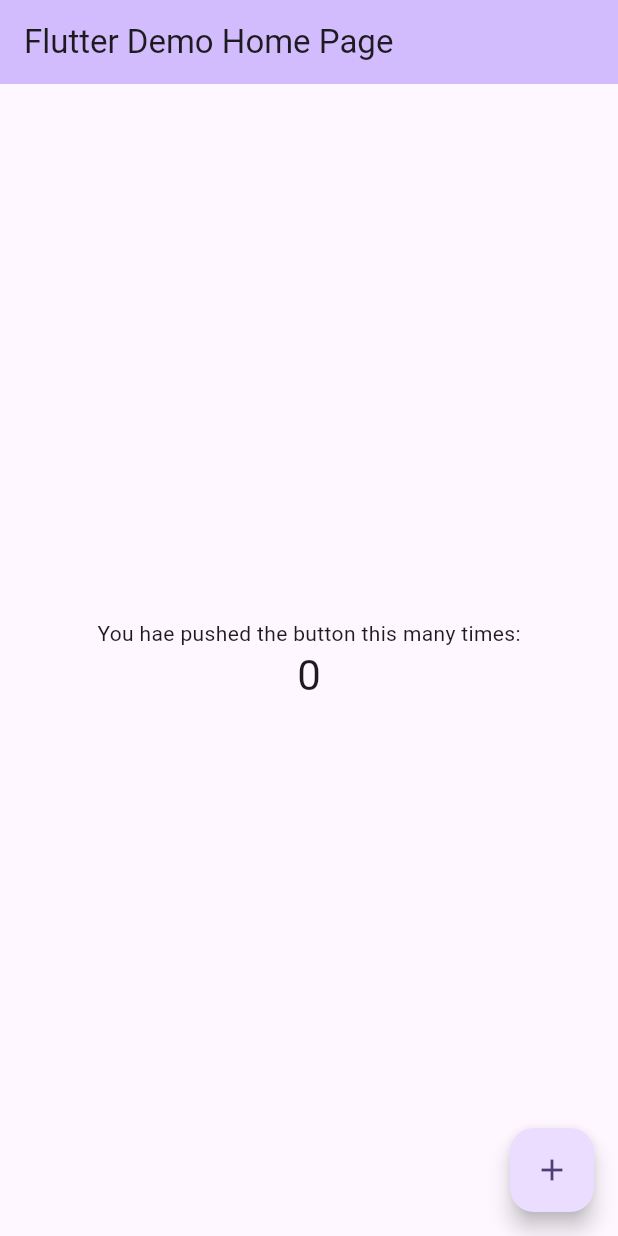
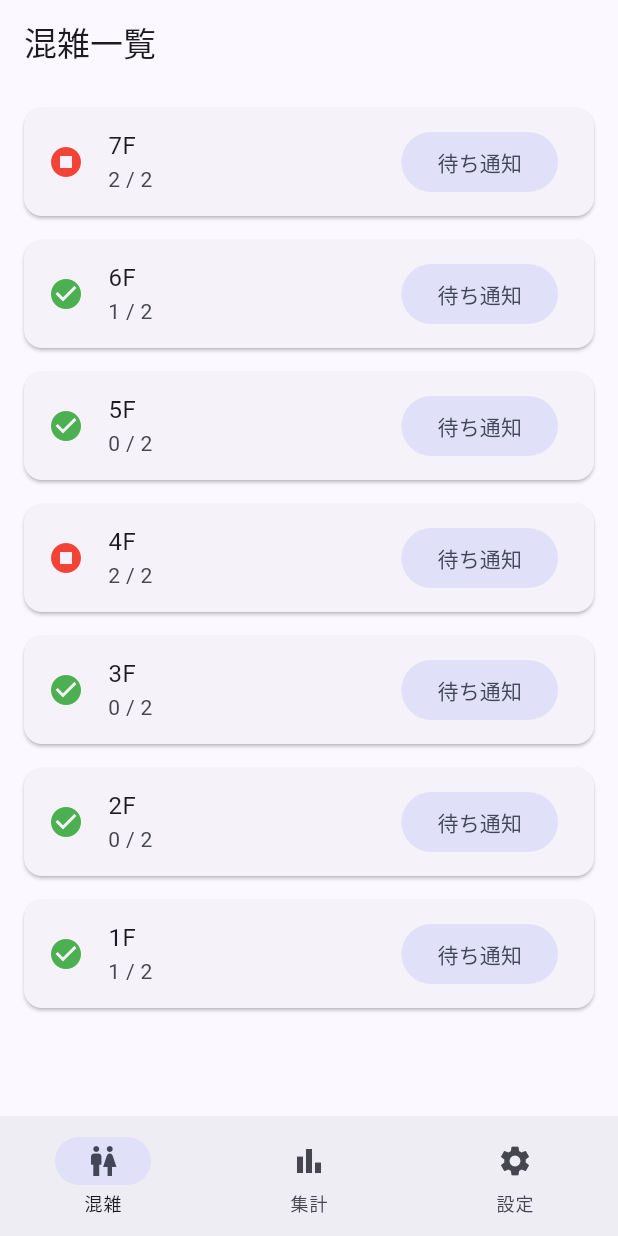
Before and after one commit to nao-aso/flutter_toilet_app, a Flutter app: the screen it shows after launch, on a phone screen of 412 x 824 dp. Run offline on Flutter 3.47's test engine with Material 3 defaults, Android fonts, the light colour scheme and no system bars.

Commit message:
全体のひな形を作成しました。 ここから各自、担当のファイルを編集して開発する流れで進めていく予定です。

```diff
--- a/lib/app/app.dart
+++ b/lib/app/app.dart
@@ -0,0 +1,21 @@
+import 'package:flutter/material.dart';
+import '../shared/widgets/bottom_nav_scaffold.dart';
+
+class ToiletApp extends StatelessWidget {
+  const ToiletApp({super.key});
+
+  @override
+  Widget build(BuildContext context) {
+    return MaterialApp(
+      title: 'Toilet Monitor',
+      debugShowCheckedModeBanner: false,
+      theme: ThemeData(
+        useMaterial3: true,
+        colorSchemeSeed: Colors.indigo,
+      ),
+      home: const BottomNavScaffold(
+
+      ), // 画面の“合体”はここで行う
+    );
+  }
+}
--- a/lib/features/home/presentation/home_page.dart
+++ b/lib/features/home/presentation/home_page.dart
@@ -0,0 +1,51 @@
+import 'package:flutter/material.dart';
+
+class HomePage extends StatelessWidget {
+  const HomePage({super.key});
+
+  // まずはダミーデータ。後で Firebase の読み取りに置き換える想定
+  static const floors = [
+    ('7F', 2, 2),
+    ('6F', 1, 2),
+    ('5F', 0, 2),
+    ('4F', 2, 2),
+    ('3F', 0, 2),
+    ('2F', 0, 2),
+    ('1F', 1, 2),
+  ];
+
+  @override
+  Widget build(BuildContext context) {
+    return Scaffold(
+      appBar: AppBar(title: const Text('混雑一覧')),
+      body: ListView.separated(
+        padding: const EdgeInsets.all(12),
+        itemCount: floors.length,
+        separatorBuilder: (_, __) => const SizedBox(height: 8),
+        itemBuilder: (context, i) {
+          final (label, occupied, total) = floors[i];
+          final full = occupied >= total;
+          return Card(
+            child: ListTile(
+              leading: Icon(
+                full ? Icons.stop_circle : Icons.check_circle,
+                color: full ? Colors.red : Colors.green,
+              ),
+              title: Text(label),
+              subtitle: Text('$occupied / $total'),
+              trailing: FilledButton.tonal(
+                onPressed: () {
+                  // 待ち通知（後で FCM の subscribe に差し替え）
+                  ScaffoldMessenger.of(context).showSnackBar(
+                    const SnackBar(content: Text('通知をセット（ダミー）')),
+                  );
+                },
+                child: const Text('待ち通知'),
+              ),
+            ),
+          );
+        },
+      ),
+    );
+  }
+}
--- a/lib/main.dart
+++ b/lib/main.dart
@@ -1,66 +1,9 @@
 import 'package:flutter/material.dart';
+import 'app/app.dart';
 
 void main() {
-  runApp(const MyApp());
+  // Firebase を後で入れるなら、ここに initialize を追加します
+  // WidgetsFlutterBinding.ensureInitialized();
+  // await Firebase.initializeApp(options: DefaultFirebaseOptions.currentPlatform);
+  runApp(const ToiletApp());
 }
-
-class MyApp extends StatelessWidget {
-  const MyApp({super.key});
-
-  // This widget is the root of your application.
-  @override
-  Widget build(BuildContext context) {
-    return MaterialApp(
-      title: 'Flutter Demo',
-      theme: ThemeData(
-        colorScheme: ColorScheme.fromSeed(seedColor: Colors.deepPurple),
-      ),
-      home: const MyHomePage(title: 'Flutter Demo Home Page'),
-    );
-  }
-}
-
-class MyHomePage extends StatefulWidget {
-  const MyHomePage({super.key, required this.title});
-  final String title;
-
-  @override
-  State<MyHomePage> createState() => _MyHomePageState();
-}
-
-class _MyHomePageState extends State<MyHomePage> {
-  int _counter = 0;
-
-  void _incrementCounter() {
-    setState(() {
-      _counter += 4567;
-    });
-  }
-
-  @override
-  Widget build(BuildContext context) {
-    return Scaffold(
-      appBar: AppBar(
-        backgroundColor: Theme.of(context).colorScheme.inversePrimary,
-        title: Text(widget.title),
-      ),
-      body: Center(
-        child: Column(
-          mainAxisAlignment: MainAxisAlignment.center,
-          children: <Widget>[
-            const Text('You hae pushed the button this many times:'),
-            Text(
-              '$_counter',
-              style: Theme.of(context).textTheme.headlineMedium,
-            ),
-          ],
-        ),
-      ),
-      floatingActionButton: FloatingActionButton(
-        onPressed: _incrementCounter,
-        tooltip: 'Increment',
-        child: const Icon(Icons.add),
-      ),
-    );
-  }
-}
--- a/lib/shared/widgets/bottom_nav_scaffold.dart
+++ b/lib/shared/widgets/bottom_nav_scaffold.dart
@@ -0,0 +1,38 @@
+import 'package:flutter/material.dart';
+import '../../../features/home/presentation/home_page.dart';
+import '../../../features/analytics/presentation/analytics_page.dart';
+import '../../../features/settings/presentation/settings_page.dart';
+
+class BottomNavScaffold extends StatefulWidget {
+  const BottomNavScaffold({super.key});
+
+  @override
+  State<BottomNavScaffold> createState() => _BottomNavScaffoldState();
+}
+
+class _BottomNavScaffoldState extends State<BottomNavScaffold> {
+  int _index = 0;
+
+  // ここに各画面を並べる＝“合体”
+  final _pages = const [
+    HomePage(),
+    AnalyticsPage(),
+    SettingsPage(),
+  ];
+
+  @override
+  Widget build(BuildContext context) {
+    return Scaffold(
+      body: _pages[_index],
+      bottomNavigationBar: NavigationBar(
+        selectedIndex: _index,
+        onDestinationSelected: (i) => setState(() => _index = i),
+        destinations: const [
+          NavigationDestination(icon: Icon(Icons.wc), label: '混雑'),
+          NavigationDestination(icon: Icon(Icons.bar_chart), label: '集計'),
+          NavigationDestination(icon: Icon(Icons.settings), label: '設定'),
+        ],
+      ),
+    );
+  }
+}
```
Also changed, not shown: lib/features/analytics/presentation/analytics_page.dart (+67 -0 lines), lib/features/settings/presentation/settings_page.dart (+33 -0 lines).
